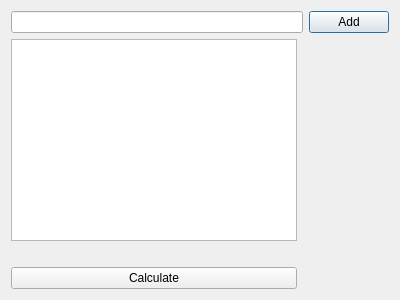
First picture: the form in SmallApps/Testing/Mean.ui, repository antonshcherba/pyqt-test, before the edit.
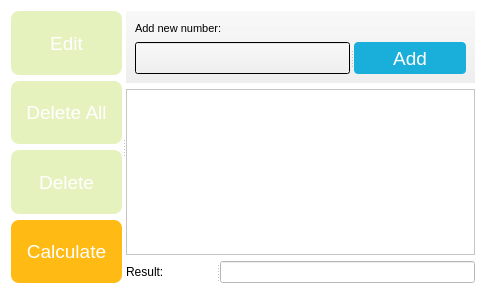
Second picture: the form after the edit.

Commit message: Added methods to edit and delete from list of numbers. Checks existence of even numbers in list

What changed in the file:
```diff
--- a/SmallApps/Testing/Mean.ui
+++ b/SmallApps/Testing/Mean.ui
@@ -6,46 +6,794 @@
    <rect>
     <x>0</x>
     <y>0</y>
-    <width>400</width>
-    <height>300</height>
+    <width>486</width>
+    <height>294</height>
    </rect>
   </property>
+  <property name="sizePolicy">
+   <sizepolicy hsizetype="Minimum" vsizetype="Preferred">
+    <horstretch>10</horstretch>
+    <verstretch>10</verstretch>
+   </sizepolicy>
+  </property>
   <property name="windowTitle">
    <string>Dialog</string>
   </property>
-  <layout class="QGridLayout" name="gridLayout">
-   <item row="0" column="5">
-    <widget class="QPushButton" name="addButton">
-     <property name="text">
-      <string>Add</string>
+  <property name="styleSheet">
+   <string notr="true">background:rgb(255, 255, 255)</string>
+  </property>
+  <layout class="QHBoxLayout" name="horizontalLayout">
+   <item>
+    <widget class="QSplitter" name="splitter_3">
+     <property name="orientation">
+      <enum>Qt::Horizontal</enum>
      </property>
-    </widget>
-   </item>
-   <item row="0" column="0" colspan="2">
-    <widget class="QLineEdit" name="numberEdit"/>
-   </item>
-   <item row="3" column="0">
-    <widget class="QPushButton" name="calculateButton">
-     <property name="text">
-      <string>Calculate</string>
-     </property>
-    </widget>
-   </item>
-   <item row="1" column="0">
-    <widget class="QListWidget" name="arrayListWidget">
-     <property name="selectionMode">
-      <enum>QAbstractItemView::MultiSelection</enum>
-     </property>
-     <property name="selectionRectVisible">
-      <bool>false</bool>
-     </property>
-    </widget>
-   </item>
-   <item row="2" column="0">
-    <widget class="QLabel" name="infoLabel">
-     <property name="text">
-      <string/>
-     </property>
+     <widget class="QWidget" name="widget_2" native="true">
+      <property name="sizePolicy">
+       <sizepolicy hsizetype="Preferred" vsizetype="Preferred">
+        <horstretch>0</horstretch>
+        <verstretch>0</verstretch>
+       </sizepolicy>
+      </property>
+      <layout class="QVBoxLayout" name="verticalLayout_3">
+       <item>
+        <widget class="QPushButton" name="editItemButton">
+         <property name="sizePolicy">
+          <sizepolicy hsizetype="Minimum" vsizetype="Minimum">
+           <horstretch>0</horstretch>
+           <verstretch>0</verstretch>
+          </sizepolicy>
+         </property>
+         <property name="minimumSize">
+          <size>
+           <width>0</width>
+           <height>32</height>
+          </size>
+         </property>
+         <property name="font">
+          <font>
+           <pointsize>14</pointsize>
+          </font>
+         </property>
+         <property name="styleSheet">
+          <string notr="true">background:rgb(229, 242, 190);
+border-radius:8px;
+color:white</string>
+         </property>
+         <property name="text">
+          <string>Edit</string>
+         </property>
+         <property name="flat">
+          <bool>false</bool>
+         </property>
+        </widget>
+       </item>
+       <item>
+        <widget class="QPushButton" name="deleteAllButton">
+         <property name="sizePolicy">
+          <sizepolicy hsizetype="Minimum" vsizetype="Minimum">
+           <horstretch>0</horstretch>
+           <verstretch>0</verstretch>
+          </sizepolicy>
+         </property>
+         <property name="minimumSize">
+          <size>
+           <width>0</width>
+           <height>32</height>
+          </size>
+         </property>
+         <property name="font">
+          <font>
+           <pointsize>14</pointsize>
+          </font>
+         </property>
+         <property name="styleSheet">
+          <string notr="true">background:rgb(229, 242, 190);
+border-radius:8px;
+color:white</string>
+         </property>
+         <property name="text">
+          <string>Delete All</string>
+         </property>
+         <property name="flat">
+          <bool>false</bool>
+         </property>
+        </widget>
+       </item>
+       <item>
+        <widget class="QPushButton" name="deleteItemButton">
+         <property name="sizePolicy">
+          <sizepolicy hsizetype="Minimum" vsizetype="Minimum">
+           <horstretch>0</horstretch>
+           <verstretch>0</verstretch>
+          </sizepolicy>
+         </property>
+         <property name="minimumSize">
+          <size>
+           <width>0</width>
+           <height>32</height>
+          </size>
+         </property>
+         <property name="font">
+          <font>
+           <pointsize>14</pointsize>
+          </font>
+         </property>
+         <property name="styleSheet">
+          <string notr="true">background:rgb(229, 242, 190);
+border-radius:8px;
+color:white</string>
+         </property>
+         <property name="text">
+          <string>Delete</string>
+         </property>
+         <property name="flat">
+          <bool>false</bool>
+         </property>
+        </widget>
+       </item>
+       <item>
+        <widget class="QPushButton" name="calculateButton">
+         <property name="sizePolicy">
+          <sizepolicy hsizetype="Minimum" vsizetype="Minimum">
+           <horstretch>0</horstretch>
+           <verstretch>0</verstretch>
+          </sizepolicy>
+         </property>
+         <property name="minimumSize">
+          <size>
+           <width>0</width>
+           <height>32</height>
+          </size>
+         </property>
+         <property name="font">
+          <font>
+           <family>MS Shell Dlg 2</family>
+           <pointsize>14</pointsize>
+          </font>
+         </property>
+         <property name="styleSheet">
+          <string notr="true">background:#FFBA13;
+border-radius:8px;
+color:white</string>
+         </property>
+         <property name="text">
+          <string>Calculate</string>
+         </property>
+         <property name="flat">
+          <bool>false</bool>
+         </property>
+        </widget>
+       </item>
+      </layout>
+     </widget>
+     <widget class="QWidget" name="">
+      <layout class="QVBoxLayout" name="verticalLayout_2">
+       <item>
+        <widget class="QWidget" name="widget" native="true">
+         <property name="minimumSize">
+          <size>
+           <width>0</width>
+           <height>72</height>
+          </size>
+         </property>
+         <property name="palette">
+          <palette>
+           <active>
+            <colorrole role="WindowText">
+             <brush brushstyle="SolidPattern">
+              <color alpha="255">
+               <red>0</red>
+               <green>0</green>
+               <blue>0</blue>
+              </color>
+             </brush>
+            </colorrole>
+            <colorrole role="Button">
+             <brush brushstyle="LinearGradientPattern">
+              <gradient startx="0.500000000000000" starty="1.000000000000000" endx="0.500000000000000" endy="0.000000000000000" type="LinearGradient" spread="PadSpread" coordinatemode="ObjectBoundingMode">
+               <gradientstop position="0.000000000000000">
+                <color alpha="255">
+                 <red>238</red>
+                 <green>238</green>
+                 <blue>238</blue>
+                </color>
+               </gradientstop>
+               <gradientstop position="1.000000000000000">
+                <color alpha="248">
+                 <red>248</red>
+                 <green>248</green>
+                 <blue>248</blue>
+                </color>
+               </gradientstop>
+              </gradient>
+             </brush>
+            </colorrole>
+            <colorrole role="Light">
+             <brush brushstyle="SolidPattern">
+              <color alpha="255">
+               <red>255</red>
+               <green>255</green>
+               <blue>255</blue>
+              </color>
+             </brush>
+            </colorrole>
+            <colorrole role="Midlight">
+             <brush brushstyle="SolidPattern">
+              <color alpha="255">
+               <red>212</red>
+               <green>212</green>
+               <blue>212</blue>
+              </color>
+             </brush>
+            </colorrole>
+            <colorrole role="Dark">
+             <brush brushstyle="SolidPattern">
+              <color alpha="255">
+               <red>85</red>
+               <green>85</green>
+               <blue>85</blue>
+              </color>
+             </brush>
+            </colorrole>
+            <colorrole role="Mid">
+             <brush brushstyle="SolidPattern">
+              <color alpha="255">
+               <red>113</red>
+               <green>113</green>
+               <blue>113</blue>
+              </color>
+             </brush>
+            </colorrole>
+            <colorrole role="Text">
+             <brush brushstyle="SolidPattern">
+              <color alpha="255">
+               <red>0</red>
+               <green>0</green>
+               <blue>0</blue>
+              </color>
+             </brush>
+            </colorrole>
+            <colorrole role="BrightText">
+             <brush brushstyle="SolidPattern">
+              <color alpha="255">
+               <red>255</red>
+               <green>255</green>
+               <blue>255</blue>
+              </color>
+             </brush>
+            </colorrole>
+            <colorrole role="ButtonText">
+             <brush brushstyle="SolidPattern">
+              <color alpha="255">
+               <red>0</red>
+               <green>0</green>
+               <blue>0</blue>
+              </color>
+             </brush>
+            </colorrole>
+            <colorrole role="Base">
+             <brush brushstyle="LinearGradientPattern">
+              <gradient startx="0.500000000000000" starty="1.000000000000000" endx="0.500000000000000" endy="0.000000000000000" type="LinearGradient" spread="PadSpread" coordinatemode="ObjectBoundingMode">
+               <gradientstop position="0.000000000000000">
+                <color alpha="255">
+                 <red>238</red>
+                 <green>238</green>
+                 <blue>238</blue>
+                </color>
+               </gradientstop>
+               <gradientstop position="1.000000000000000">
+                <color alpha="248">
+                 <red>248</red>
+                 <green>248</green>
+                 <blue>248</blue>
+                </color>
+               </gradientstop>
+              </gradient>
+             </brush>
+            </colorrole>
+            <colorrole role="Window">
+             <brush brushstyle="LinearGradientPattern">
+              <gradient startx="0.500000000000000" starty="1.000000000000000" endx="0.500000000000000" endy="0.000000000000000" type="LinearGradient" spread="PadSpread" coordinatemode="ObjectBoundingMode">
+               <gradientstop position="0.000000000000000">
+                <color alpha="255">
+                 <red>238</red>
+                 <green>238</green>
+                 <blue>238</blue>
+                </color>
+               </gradientstop>
+               <gradientstop position="1.000000000000000">
+                <color alpha="248">
+                 <red>248</red>
+                 <green>248</green>
+                 <blue>248</blue>
+                </color>
+               </gradientstop>
+              </gradient>
+             </brush>
+            </colorrole>
+            <colorrole role="Shadow">
+             <brush brushstyle="SolidPattern">
+              <color alpha="255">
+               <red>0</red>
+               <green>0</green>
+               <blue>0</blue>
+              </color>
+             </brush>
+            </colorrole>
+            <colorrole role="AlternateBase">
+             <brush brushstyle="SolidPattern">
+              <color alpha="255">
+               <red>212</red>
+               <green>212</green>
+               <blue>212</blue>
+              </color>
+             </brush>
+            </colorrole>
+            <colorrole role="ToolTipBase">
+             <brush brushstyle="SolidPattern">
+              <color alpha="255">
+               <red>255</red>
+               <green>255</green>
+               <blue>220</blue>
+              </color>
+             </brush>
+            </colorrole>
+            <colorrole role="ToolTipText">
+             <brush brushstyle="SolidPattern">
+              <color alpha="255">
+               <red>0</red>
+               <green>0</green>
+               <blue>0</blue>
+              </color>
+             </brush>
+            </colorrole>
+           </active>
+           <inactive>
+            <colorrole role="WindowText">
+             <brush brushstyle="SolidPattern">
+              <color alpha="255">
+               <red>0</red>
+               <green>0</green>
+               <blue>0</blue>
+              </color>
+             </brush>
+            </colorrole>
+            <colorrole role="Button">
+             <brush brushstyle="LinearGradientPattern">
+              <gradient startx="0.500000000000000" starty="1.000000000000000" endx="0.500000000000000" endy="0.000000000000000" type="LinearGradient" spread="PadSpread" coordinatemode="ObjectBoundingMode">
+               <gradientstop position="0.000000000000000">
+                <color alpha="255">
+                 <red>238</red>
+                 <green>238</green>
+                 <blue>238</blue>
+                </color>
+               </gradientstop>
+               <gradientstop position="1.000000000000000">
+                <color alpha="248">
+                 <red>248</red>
+                 <green>248</green>
+                 <blue>248</blue>
+                </color>
+               </gradientstop>
+              </gradient>
+             </brush>
+            </colorrole>
+            <colorrole role="Light">
+             <brush brushstyle="SolidPattern">
+              <color alpha="255">
+               <red>255</red>
+               <green>255</green>
+               <blue>255</blue>
+              </color>
+             </brush>
+            </colorrole>
+            <colorrole role="Midlight">
+             <brush brushstyle="SolidPattern">
+              <color alpha="255">
+               <red>212</red>
+               <green>212</green>
+               <blue>212</blue>
+              </color>
+             </brush>
+            </colorrole>
+            <colorrole role="Dark">
+             <brush brushstyle="SolidPattern">
+              <color alpha="255">
+               <red>85</red>
+               <green>85</green>
+               <blue>85</blue>
+              </color>
+             </brush>
+            </colorrole>
+            <colorrole role="Mid">
+             <brush brushstyle="SolidPattern">
+              <color alpha="255">
+               <red>113</red>
+               <green>113</green>
+               <blue>113</blue>
+              </color>
+             </brush>
+            </colorrole>
+            <colorrole role="Text">
+             <brush brushstyle="SolidPattern">
+              <color alpha="255">
+               <red>0</red>
+               <green>0</green>
+               <blue>0</blue>
+              </color>
+             </brush>
+            </colorrole>
+            <colorrole role="BrightText">
+             <brush brushstyle="SolidPattern">
+              <color alpha="255">
+               <red>255</red>
+               <green>255</green>
+               <blue>255</blue>
+              </color>
+             </brush>
+            </colorrole>
+            <colorrole role="ButtonText">
+             <brush brushstyle="SolidPattern">
+              <color alpha="255">
+               <red>0</red>
+               <green>0</green>
+               <blue>0</blue>
+              </color>
+             </brush>
+            </colorrole>
+            <colorrole role="Base">
+             <brush brushstyle="LinearGradientPattern">
+              <gradient startx="0.500000000000000" starty="1.000000000000000" endx="0.500000000000000" endy="0.000000000000000" type="LinearGradient" spread="PadSpread" coordinatemode="ObjectBoundingMode">
+               <gradientstop position="0.000000000000000">
+                <color alpha="255">
+                 <red>238</red>
+                 <green>238</green>
+                 <blue>238</blue>
+                </color>
+               </gradientstop>
+               <gradientstop position="1.000000000000000">
+                <color alpha="248">
+                 <red>248</red>
+                 <green>248</green>
+                 <blue>248</blue>
+                </color>
+               </gradientstop>
+              </gradient>
+             </brush>
+            </colorrole>
+            <colorrole role="Window">
+             <brush brushstyle="LinearGradientPattern">
+              <gradient startx="0.500000000000000" starty="1.000000000000000" endx="0.500000000000000" endy="0.000000000000000" type="LinearGradient" spread="PadSpread" coordinatemode="ObjectBoundingMode">
+               <gradientstop position="0.000000000000000">
+                <color alpha="255">
+                 <red>238</red>
+                 <green>238</green>
+                 <blue>238</blue>
+                </color>
+               </gradientstop>
+               <gradientstop position="1.000000000000000">
+                <color alpha="248">
+                 <red>248</red>
+                 <green>248</green>
+                 <blue>248</blue>
+                </color>
+               </gradientstop>
+              </gradient>
+             </brush>
+            </colorrole>
+            <colorrole role="Shadow">
+             <brush brushstyle="SolidPattern">
+              <color alpha="255">
+               <red>0</red>
+               <green>0</green>
+               <blue>0</blue>
+              </color>
+             </brush>
+            </colorrole>
+            <colorrole role="AlternateBase">
+             <brush brushstyle="SolidPattern">
+              <color alpha="255">
+               <red>212</red>
+               <green>212</green>
+               <blue>212</blue>
+              </color>
+             </brush>
+            </colorrole>
+            <colorrole role="ToolTipBase">
+             <brush brushstyle="SolidPattern">
+              <color alpha="255">
+               <red>255</red>
+               <green>255</green>
+               <blue>220</blue>
+              </color>
+             </brush>
+            </colorrole>
+            <colorrole role="ToolTipText">
+             <brush brushstyle="SolidPattern">
+              <color alpha="255">
+               <red>0</red>
+               <green>0</green>
+               <blue>0</blue>
+              </color>
+             </brush>
+            </colorrole>
+           </inactive>
+           <disabled>
+            <colorrole role="WindowText">
+             <brush brushstyle="SolidPattern">
+              <color alpha="255">
+               <red>85</red>
+               <green>85</green>
+               <blue>85</blue>
+              </color>
+             </brush>
+            </colorrole>
+            <colorrole role="Button">
+             <brush brushstyle="LinearGradientPattern">
+              <gradient startx="0.500000000000000" starty="1.000000000000000" endx="0.500000000000000" endy="0.000000000000000" type="LinearGradient" spread="PadSpread" coordinatemode="ObjectBoundingMode">
+               <gradientstop position="0.000000000000000">
+                <color alpha="255">
+                 <red>238</red>
+                 <green>238</green>
+                 <blue>238</blue>
+                </color>
+               </gradientstop>
+               <gradientstop position="1.000000000000000">
+                <color alpha="248">
+                 <red>248</red>
+                 <green>248</green>
+                 <blue>248</blue>
+                </color>
+               </gradientstop>
+              </gradient>
+             </brush>
+            </colorrole>
+            <colorrole role="Light">
+             <brush brushstyle="SolidPattern">
+              <color alpha="255">
+               <red>255</red>
+               <green>255</green>
+               <blue>255</blue>
+              </color>
+             </brush>
+            </colorrole>
+            <colorrole role="Midlight">
+             <brush brushstyle="SolidPattern">
+              <color alpha="255">
+               <red>212</red>
+               <green>212</green>
+               <blue>212</blue>
+              </color>
+             </brush>
+            </colorrole>
+            <colorrole role="Dark">
+             <brush brushstyle="SolidPattern">
+              <color alpha="255">
+               <red>85</red>
+               <green>85</green>
+               <blue>85</blue>
+              </color>
+             </brush>
+            </colorrole>
+            <colorrole role="Mid">
+             <brush brushstyle="SolidPattern">
+              <color alpha="255">
+               <red>113</red>
+               <green>113</green>
+               <blue>113</blue>
+              </color>
+             </brush>
+            </colorrole>
+            <colorrole role="Text">
+             <brush brushstyle="SolidPattern">
+              <color alpha="255">
+               <red>85</red>
+               <green>85</green>
+               <blue>85</blue>
+              </color>
+             </brush>
+            </colorrole>
+            <colorrole role="BrightText">
+             <brush brushstyle="SolidPattern">
+              <color alpha="255">
+               <red>255</red>
+               <green>255</green>
+               <blue>255</blue>
+              </color>
+             </brush>
+            </colorrole>
+            <colorrole role="ButtonText">
+             <brush brushstyle="SolidPattern">
+              <color alpha="255">
+               <red>85</red>
+               <green>85</green>
+               <blue>85</blue>
+              </color>
+             </brush>
+            </colorrole>
+            <colorrole role="Base">
+             <brush brushstyle="LinearGradientPattern">
+              <gradient startx="0.500000000000000" starty="1.000000000000000" endx="0.500000000000000" endy="0.000000000000000" type="LinearGradient" spread="PadSpread" coordinatemode="ObjectBoundingMode">
+               <gradientstop position="0.000000000000000">
+                <color alpha="255">
+                 <red>238</red>
+                 <green>238</green>
+                 <blue>238</blue>
+                </color>
+               </gradientstop>
+               <gradientstop position="1.000000000000000">
+                <color alpha="248">
+                 <red>248</red>
+                 <green>248</green>
+                 <blue>248</blue>
+                </color>
+               </gradientstop>
+              </gradient>
+             </brush>
+            </colorrole>
+            <colorrole role="Window">
+             <brush brushstyle="LinearGradientPattern">
+              <gradient startx="0.500000000000000" starty="1.000000000000000" endx="0.500000000000000" endy="0.000000000000000" type="LinearGradient" spread="PadSpread" coordinatemode="ObjectBoundingMode">
+               <gradientstop position="0.000000000000000">
+                <color alpha="255">
+                 <red>238</red>
+                 <green>238</green>
+                 <blue>238</blue>
+                </color>
+               </gradientstop>
+               <gradientstop position="1.000000000000000">
+                <color alpha="248">
+                 <red>248</red>
+                 <green>248</green>
+                 <blue>248</blue>
+                </color>
+               </gradientstop>
+              </gradient>
+             </brush>
+            </colorrole>
+            <colorrole role="Shadow">
+             <brush brushstyle="SolidPattern">
+              <color alpha="255">
+               <red>0</red>
+               <green>0</green>
+               <blue>0</blue>
+              </color>
+             </brush>
+            </colorrole>
+            <colorrole role="AlternateBase">
+             <brush brushstyle="SolidPattern">
+              <color alpha="255">
+               <red>170</red>
+               <green>170</green>
+               <blue>170</blue>
+              </color>
+             </brush>
+            </colorrole>
+            <colorrole role="ToolTipBase">
+             <brush brushstyle="SolidPattern">
+              <color alpha="255">
+               <red>255</red>
+               <green>255</green>
+               <blue>220</blue>
+              </color>
+             </brush>
+            </colorrole>
+            <colorrole role="ToolTipText">
+             <brush brushstyle="SolidPattern">
+              <color alpha="255">
+               <red>0</red>
+               <green>0</green>
+               <blue>0</blue>
+              </color>
+             </brush>
+            </colorrole>
+           </disabled>
+          </palette>
+         </property>
+         <property name="styleSheet">
+          <string notr="true">background:qlineargradient(spread:pad, x1:0.5, y1:1, x2:0.5, y2:0, stop:0 rgba(238, 238, 238, 255), stop:1 rgba(248, 248, 248, 248))</string>
+         </property>
+         <layout class="QVBoxLayout" name="verticalLayout">
+          <item>
+           <widget class="QLabel" name="newValueLabel">
+            <property name="sizePolicy">
+             <sizepolicy hsizetype="Preferred" vsizetype="Preferred">
+              <horstretch>1</horstretch>
+              <verstretch>0</verstretch>
+             </sizepolicy>
+            </property>
+            <property name="font">
+             <font>
+              <pointsize>8</pointsize>
+             </font>
+            </property>
+            <property name="autoFillBackground">
+             <bool>false</bool>
+            </property>
+            <property name="styleSheet">
+             <string notr="true">background:rgba(255, 255, 255, 0);</string>
+            </property>
+            <property name="text">
+             <string>Add new number:</string>
+            </property>
+           </widget>
+          </item>
+          <item>
+           <widget class="QSplitter" name="splitter">
+            <property name="orientation">
+             <enum>Qt::Horizontal</enum>
+            </property>
+            <widget class="QLineEdit" name="numberEdit">
+             <property name="sizePolicy">
+              <sizepolicy hsizetype="Expanding" vsizetype="Fixed">
+               <horstretch>8</horstretch>
+               <verstretch>0</verstretch>
+              </sizepolicy>
+             </property>
+            </widget>
+            <widget class="QPushButton" name="addButton">
+             <property name="sizePolicy">
+              <sizepolicy hsizetype="Minimum" vsizetype="Preferred">
+               <horstretch>8</horstretch>
+               <verstretch>0</verstretch>
+              </sizepolicy>
+             </property>
+             <property name="minimumSize">
+              <size>
+               <width>112</width>
+               <height>32</height>
+              </size>
+             </property>
+             <property name="font">
+              <font>
+               <pointsize>14</pointsize>
+              </font>
+             </property>
+             <property name="cursor">
+              <cursorShape>PointingHandCursor</cursorShape>
+             </property>
+             <property name="styleSheet">
+              <string notr="true">background:#1AAFDA;border-radius:4px;color:white</string>
+             </property>
+             <property name="text">
+              <string>Add</string>
+             </property>
+            </widget>
+           </widget>
+          </item>
+         </layout>
+        </widget>
+       </item>
+       <item>
+        <widget class="QListWidget" name="arrayListWidget">
+         <property name="selectionMode">
+          <enum>QAbstractItemView::ExtendedSelection</enum>
+         </property>
+         <property name="selectionRectVisible">
+          <bool>false</bool>
+         </property>
+        </widget>
+       </item>
+       <item>
+        <widget class="QSplitter" name="splitter_2">
+         <property name="orientation">
+          <enum>Qt::Horizontal</enum>
+         </property>
+         <widget class="QLabel" name="resultLabel">
+          <property name="text">
+           <string>Result:</string>
+          </property>
+         </widget>
+         <widget class="QLineEdit" name="infoLabel">
+          <property name="readOnly">
+           <bool>true</bool>
+          </property>
+         </widget>
+        </widget>
+       </item>
+      </layout>
+     </widget>
     </widget>
    </item>
   </layout>
```
